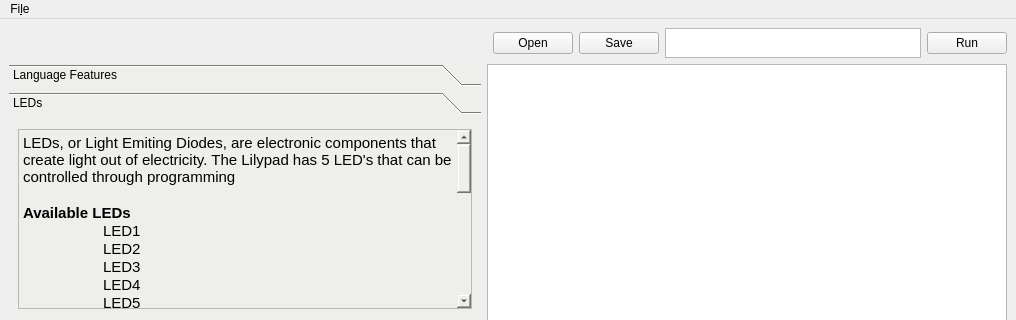
Qt form UIFiles/newmainwindow.ui (alexaverill/seecLilypadIDE) before a commit; both pictures show x 0 to 1016 and y 0 to 320 of the 1016 by 672 pixel window.
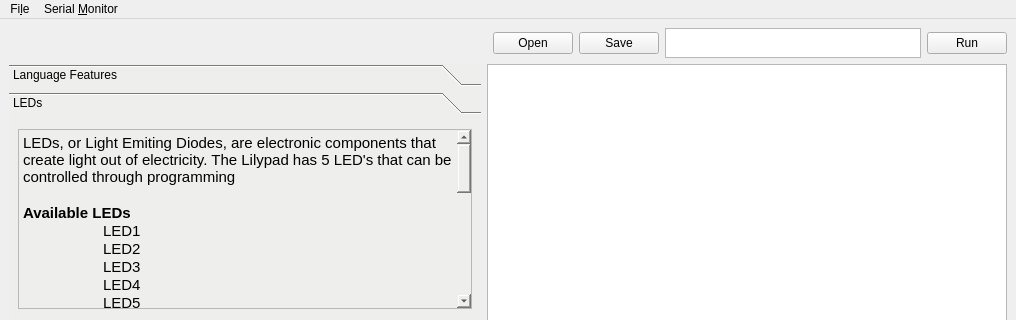
The same form after that commit. The open tabs and pages were chosen to show the change. Icons and pictures are not drawn.

Commit message: Adding screenshot of Lilypad to files.

```diff
--- a/UIFiles/newmainwindow.ui
+++ b/UIFiles/newmainwindow.ui
@@ -491,7 +491,15 @@
     <addaction name="actionSave"/>
     <addaction name="actionAbout"/>
    </widget>
+   <widget class="QMenu" name="menuSerial_Montor">
+    <property name="title">
+     <string>Serial &amp;Monitor</string>
+    </property>
+    <addaction name="actionMonitor_Sensors_2"/>
+    <addaction name="actionOpen_Monitor_2"/>
+   </widget>
    <addaction name="menuFile"/>
+   <addaction name="menuSerial_Montor"/>
   </widget>
   <widget class="QStatusBar" name="statusbar"/>
   <action name="actionOpen">
```
Left out of the diff: 36 changed lines with no effect on the pictures. The commit also changes 1 other file.
